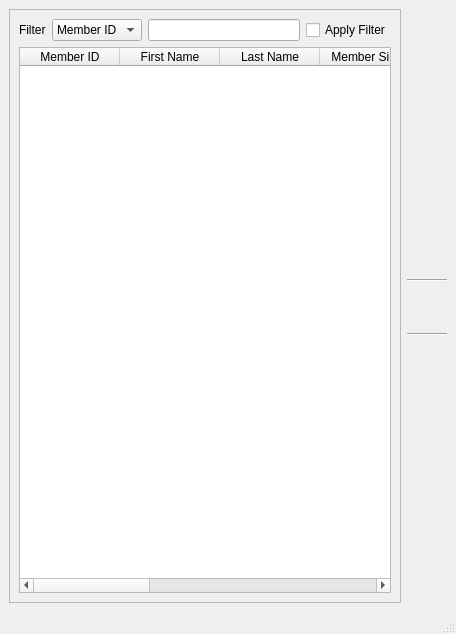
Old version of the form members_browser.ui in the repository textbrowser/biblioteq.
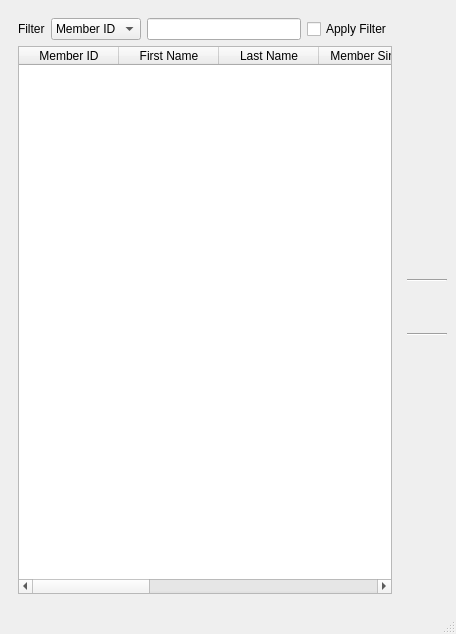
New version of the form. Icons and pictures are not drawn.

Commit message: Support for new member fields. The member id must now be at least five characters.

```diff
--- a/members_browser.ui
+++ b/members_browser.ui
@@ -21,12 +21,6 @@
    <layout class="QHBoxLayout">
     <item>
      <widget class="QFrame" name="frame">
-      <property name="frameShape">
-       <enum>QFrame::StyledPanel</enum>
-      </property>
-      <property name="frameShadow">
-       <enum>QFrame::Raised</enum>
-      </property>
       <layout class="QVBoxLayout">
        <item>
         <layout class="QHBoxLayout">
```
The commit also changes 15 other files.
